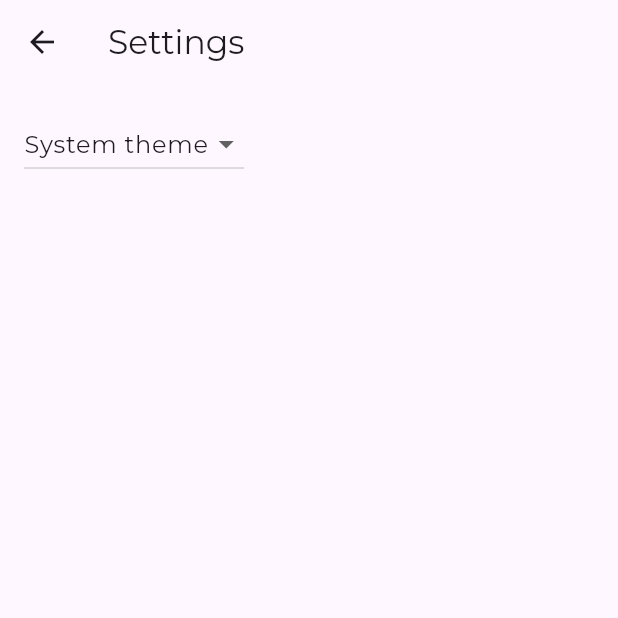
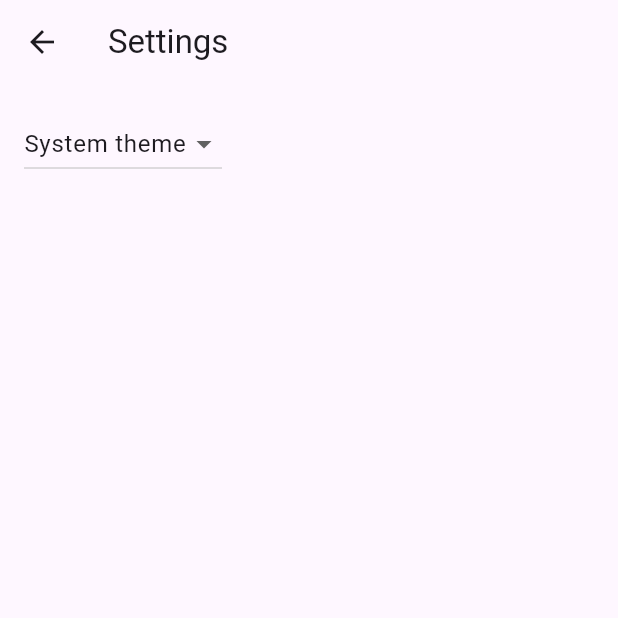
Before and after one commit to yannvillellas/timker, a Flutter app: the screen it shows after launch, after a tap on the "settings" icon, on a phone screen of 412 x 824 dp, the top half of it. Run offline on Flutter 3.47's test engine with Material 3 defaults, Android fonts, the phone set to English and light mode, and no system bars; our stand-ins replace go_router, google_fonts; generated files the repository leaves out were written again.

Commit message:
reset theme

```diff
--- a/lib/src/app.dart
+++ b/lib/src/app.dart
@@ -50,16 +50,8 @@ class MyApp extends StatelessWidget {
           ],
           onGenerateTitle: (BuildContext context) =>
               AppLocalizations.of(context)!.appTitle,
-          theme: ThemeData(
-            textTheme: ThemeData.light()
-                .textTheme
-                .apply(fontFamily: GoogleFonts.montserrat().fontFamily),
-          ),
-          darkTheme: ThemeData.dark().copyWith(
-            textTheme: ThemeData.dark()
-                .textTheme
-                .apply(fontFamily: GoogleFonts.montserrat().fontFamily),
-          ),
+          theme: ThemeData(),
+          darkTheme: ThemeData.dark().copyWith(),
           themeMode: settingsController.themeMode,
           routerConfig: _router,
         );
--- a/lib/src/home/home_view.dart
+++ b/lib/src/home/home_view.dart
@@ -9,7 +9,6 @@ class Home extends StatelessWidget {
   Widget build(BuildContext context) {
     return Scaffold(
       appBar: AppBar(
-        // use localized strings in the app bar
         title: Text(AppLocalizations.of(context)!.appTitle),
         actions: [
           IconButton(
```
